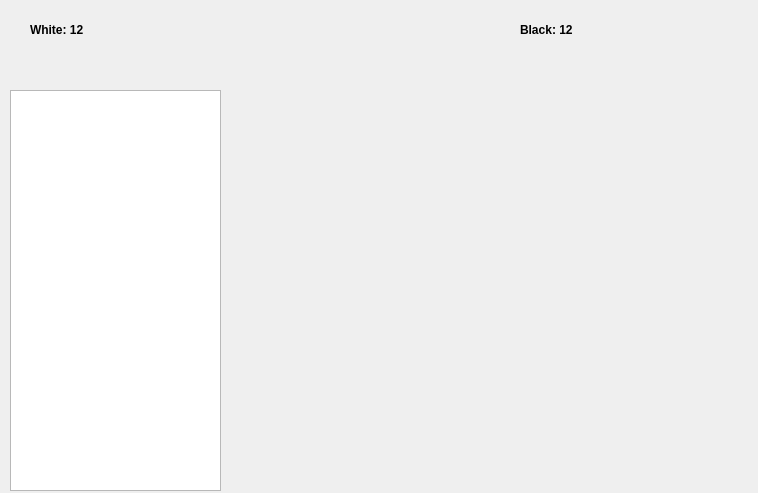
JuliaNortman/Project, file board.ui: the form before one commit.
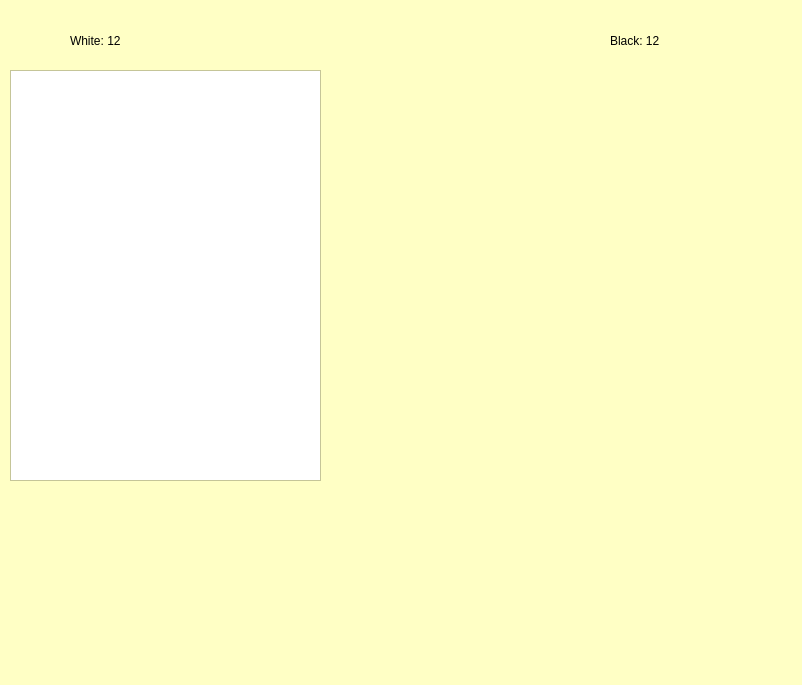
The form after the commit.

Commit message: Remove class MainWindow, add evaluate function

Diff of the .ui file:
```diff
--- a/board.ui
+++ b/board.ui
@@ -1,61 +1,92 @@
 <?xml version="1.0" encoding="UTF-8"?>
 <ui version="4.0">
- <class>Dialog</class>
- <widget class="QDialog" name="Dialog">
+ <class>Board</class>
+ <widget class="QDialog" name="Board">
+  <property name="enabled">
+   <bool>true</bool>
+  </property>
   <property name="geometry">
    <rect>
     <x>0</x>
     <y>0</y>
-    <width>758</width>
-    <height>493</height>
+    <width>802</width>
+    <height>685</height>
    </rect>
   </property>
+  <property name="palette">
+   <palette>
+    <active>
+     <colorrole role="Base">
+      <brush brushstyle="SolidPattern">
+       <color alpha="255">
+        <red>255</red>
+        <green>255</green>
+        <blue>255</blue>
+       </color>
+      </brush>
+     </colorrole>
+     <colorrole role="Window">
+      <brush brushstyle="SolidPattern">
+       <color alpha="255">
+        <red>255</red>
+        <green>255</green>
+        <blue>197</blue>
+       </color>
+      </brush>
+     </colorrole>
+    </active>
+    <inactive>
+     <colorrole role="Base">
+      <brush brushstyle="SolidPattern">
+       <color alpha="255">
+        <red>255</red>
+        <green>255</green>
+        <blue>255</blue>
+       </color>
+      </brush>
+     </colorrole>
+     <colorrole role="Window">
+      <brush brushstyle="SolidPattern">
+       <color alpha="255">
+        <red>255</red>
+        <green>255</green>
+        <blue>197</blue>
+       </color>
+      </brush>
+     </colorrole>
+    </inactive>
+    <disabled>
+     <colorrole role="Base">
+      <brush brushstyle="SolidPattern">
+       <color alpha="255">
+        <red>255</red>
+        <green>255</green>
+        <blue>197</blue>
+       </color>
+      </brush>
+     </colorrole>
+     <colorrole role="Window">
+      <brush brushstyle="SolidPattern">
+       <color alpha="255">
+        <red>255</red>
+        <green>255</green>
+        <blue>197</blue>
+       </color>
+      </brush>
+     </colorrole>
+    </disabled>
+   </palette>
+  </property>
   <property name="windowTitle">
    <string>Dialog</string>
   </property>
-  <widget class="QLabel" name="blackNuber">
+  <widget class="QWidget" name="gridLayoutWidget">
    <property name="geometry">
     <rect>
-     <x>520</x>
-     <y>10</y>
-     <width>81</width>
-     <height>41</height>
-    </rect>
-   </property>
-   <property name="text">
-    <string>&lt;html&gt;&lt;head/&gt;&lt;body&gt;&lt;p&gt;&lt;span style=&quot; font-weight:600;&quot;&gt;Black: 12&lt;/span&gt;&lt;/p&gt;&lt;/body&gt;&lt;/html&gt;</string>
-   </property>
-  </widget>
-  <widget class="QLabel" name="whiteNumber">
-   <property name="geometry">
-    <rect>
-     <x>30</x>
-     <y>10</y>
-     <width>81</width>
-     <height>41</height>
-    </rect>
-   </property>
-   <property name="text">
-    <string>&lt;html&gt;&lt;head/&gt;&lt;body&gt;&lt;p&gt;&lt;span style=&quot; font-weight:600;&quot;&gt;White: 12&lt;/span&gt;&lt;/p&gt;&lt;/body&gt;&lt;/html&gt;</string>
-   </property>
-  </widget>
-  <widget class="QTextBrowser" name="debug">
-   <property name="geometry">
-    <rect>
-     <x>10</x>
-     <y>90</y>
-     <width>211</width>
-     <height>401</height>
-    </rect>
-   </property>
-  </widget>
-  <widget class="QWidget" name="gridLayoutWidget_2">
-   <property name="geometry">
-    <rect>
-     <x>250</x>
-     <y>90</y>
-     <width>351</width>
-     <height>351</height>
+     <x>350</x>
+     <y>190</y>
+     <width>281</width>
+     <height>271</height>
     </rect>
    </property>
    <layout class="QGridLayout" name="gridChBoard">
@@ -64,6 +95,42 @@
     </property>
    </layout>
   </widget>
+  <widget class="QLabel" name="whiteNumber">
+   <property name="geometry">
+    <rect>
+     <x>70</x>
+     <y>30</y>
+     <width>91</width>
+     <height>21</height>
+    </rect>
+   </property>
+   <property name="text">
+    <string>White: 12</string>
+   </property>
+  </widget>
+  <widget class="QLabel" name="blackNuber">
+   <property name="geometry">
+    <rect>
+     <x>610</x>
+     <y>30</y>
+     <width>121</width>
+     <height>21</height>
+    </rect>
+   </property>
+   <property name="text">
+    <string>Black: 12</string>
+   </property>
+  </widget>
+  <widget class="QTextBrowser" name="debug">
+   <property name="geometry">
+    <rect>
+     <x>10</x>
+     <y>70</y>
+     <width>311</width>
+     <height>411</height>
+    </rect>
+   </property>
+  </widget>
  </widget>
  <resources/>
  <connections/>
```
The commit also changes 21 other files.
